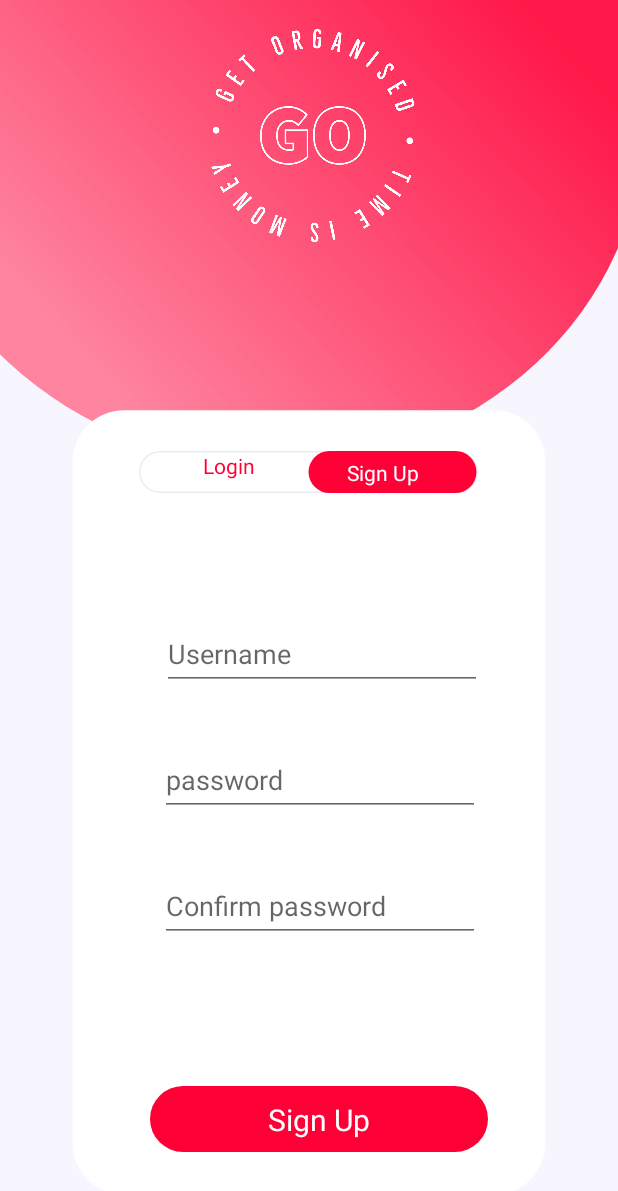
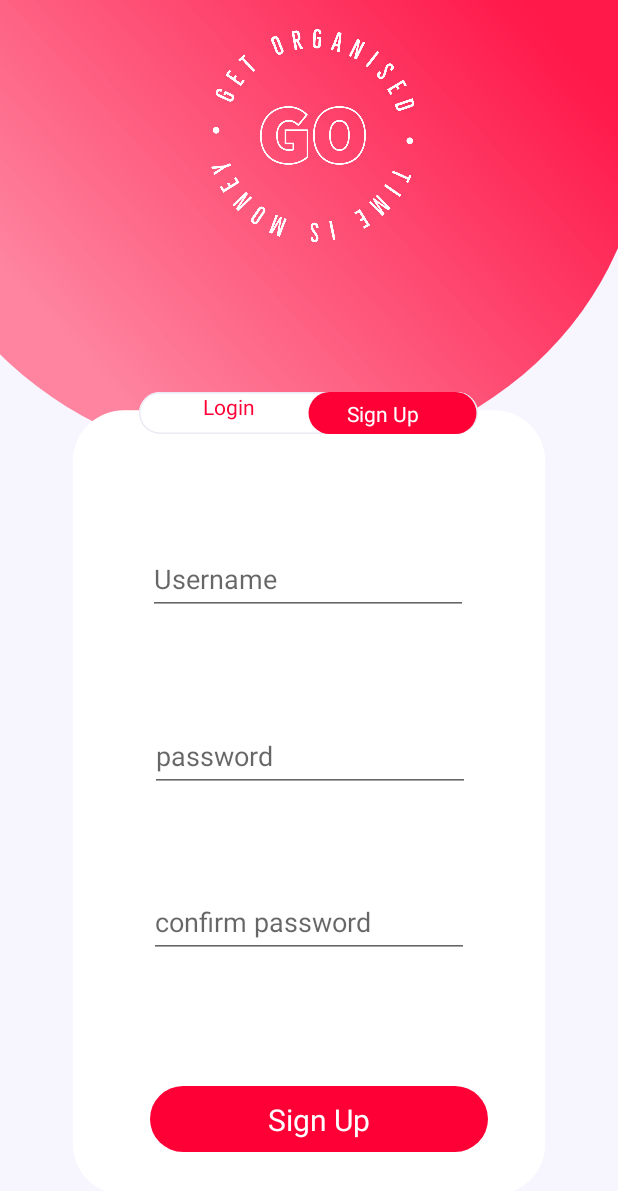
Before and after one commit to sahildesai2809/Organised, an Android app: the signup screen opened directly, with no data from a screen before it, after a tap on "Sign Up", on a phone screen of 412 x 824 dp. Shown: the top 1191 px of the screen. Run offline under Robolectric (Android 15) with nearby library versions, the phone set to English and light mode, and no system bars.

Commit message:
add confirm password

```diff
--- a/app/src/main/java/com/example/organised/signup.java
+++ b/app/src/main/java/com/example/organised/signup.java
@@ -27,7 +27,7 @@ public class signup extends AppCompatActivity {
 
         username = findViewById(R.id.username);
         password = findViewById(R.id.pass);
-//        confirmpassword = findViewById(R.id.confirmpass);
+        confirmpassword = findViewById(R.id.repass);
 
 
 
@@ -44,11 +44,11 @@ public class signup extends AppCompatActivity {
             public void onClick(View v) {
                 String user = username.getText().toString();
                 String pass = password.getText().toString();
-//                String repass = confirmpassword.getText().toString();
-                if(user.equals("")||pass.equals(""))
+                String repass = confirmpassword.getText().toString();
+                if(user.equals("")||pass.equals("")||repass.equals(""))
                     Toast.makeText(signup.this, "Please enter all the fields", Toast.LENGTH_SHORT).show();
                 else{
-                    if(true){
+                    if(pass.equals(repass)){
                         Boolean checkuser = DB.checkusername(user);
                         if(!checkuser){
                             Boolean insert = DB.insertData(user, pass);
--- a/app/src/main/res/layout/activity_signup.xml
+++ b/app/src/main/res/layout/activity_signup.xml
@@ -77,22 +77,26 @@
         android:minHeight="48dp"
         app:layout_constraintBottom_toTopOf="@+id/pass"
         app:layout_constraintEnd_toEndOf="parent"
-        app:layout_constraintHorizontal_bias="0.542"
-        app:layout_constraintStart_toStartOf="parent" />
+        app:layout_constraintHorizontal_bias="0.497"
+        app:layout_constraintStart_toStartOf="parent"
+        app:layout_constraintTop_toBottomOf="@+id/imageView6"
+        app:layout_constraintVertical_bias="0.811" />
 
     <EditText
         android:id="@+id/pass"
         android:layout_width="wrap_content"
         android:layout_height="wrap_content"
-        android:layout_marginBottom="36dp"
+        android:layout_marginBottom="196dp"
         android:ems="10"
         android:hint="password"
         android:inputType="textPassword"
         android:minHeight="48dp"
-        app:layout_constraintBottom_toTopOf="@+id/editTextTextPersonName"
+        app:layout_constraintBottom_toTopOf="@+id/imageView5"
         app:layout_constraintEnd_toEndOf="parent"
-        app:layout_constraintHorizontal_bias="0.537"
-        app:layout_constraintStart_toStartOf="parent" />
+        app:layout_constraintHorizontal_bias="0.502"
+        app:layout_constraintStart_toStartOf="parent"
+        app:layout_constraintTop_toBottomOf="@+id/imageView6"
+        app:layout_constraintVertical_bias="1.0" />
 
     <ImageView
         android:id="@+id/imageView5"
@@ -130,20 +134,18 @@
         app:srcCompat="@drawable/logo" />
 
     <EditText
-        android:id="@+id/editTextTextPersonName"
+        android:id="@+id/repass"
         android:layout_width="wrap_content"
         android:layout_height="wrap_content"
-        android:layout_marginTop="324dp"
-        android:layout_marginBottom="96dp"
         android:ems="10"
-        android:hint="Confirm password"
-        android:inputType="textPersonName|textPassword"
+        android:hint="confirm password"
+        android:inputType="textPassword"
         android:minHeight="48dp"
         app:layout_constraintBottom_toTopOf="@+id/imageView5"
-        app:layout_constraintEnd_toEndOf="parent"
-        app:layout_constraintHorizontal_bias="0.537"
-        app:layout_constraintStart_toStartOf="parent"
-        app:layout_constraintTop_toTopOf="@+id/imageView" />
+        app:layout_constraintEnd_toEndOf="@+id/imageView"
+        app:layout_constraintStart_toStartOf="@+id/imageView"
+        app:layout_constraintTop_toBottomOf="@+id/pass"
+        app:layout_constraintVertical_bias="0.425" />
 
 
 </androidx.constraintlayout.widget.ConstraintLayout>
```
